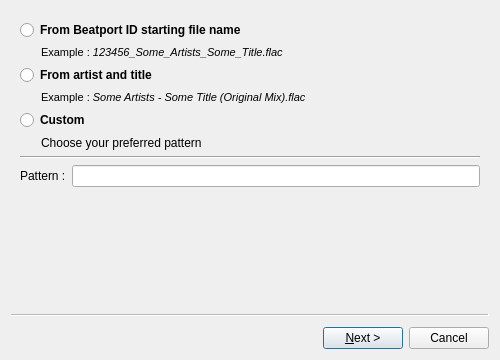
The window that src/wizards/searchwizard.ui (alorence/tym) describes before a commit, drawn with Qt 5.
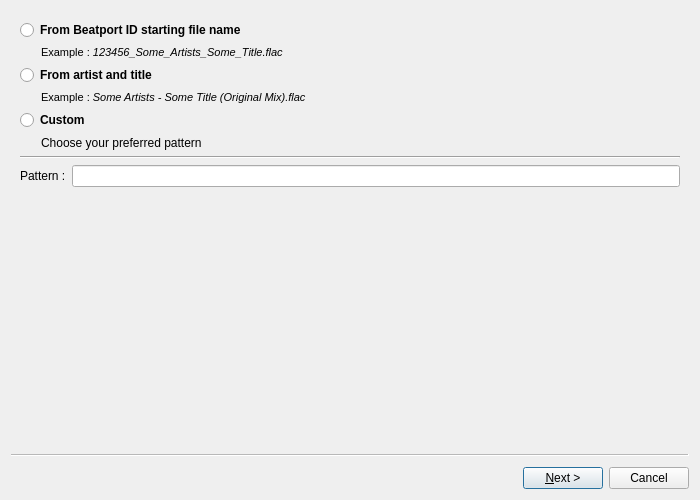
The same window after the commit. Custom widgets are drawn as their Qt base class.

Commit message: (gui) Change wizards sizes

The edit to the form file:
```diff
--- a/src/wizards/searchwizard.ui
+++ b/src/wizards/searchwizard.ui
@@ -2,6 +2,14 @@
 <ui version="4.0">
  <class>SearchWizard</class>
  <widget class="QWizard" name="SearchWizard">
+  <property name="geometry">
+   <rect>
+    <x>0</x>
+    <y>0</y>
+    <width>700</width>
+    <height>500</height>
+   </rect>
+  </property>
   <property name="options">
    <set>QWizard::HelpButtonOnRight|QWizard::NoBackButtonOnLastPage|QWizard::NoBackButtonOnStartPage</set>
   </property>
```
The commit also changes 1 other file.
